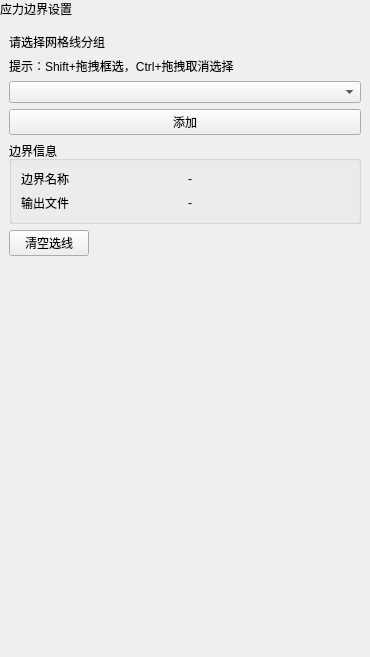
Qt form plugins/Base_Slover/StressBoundaryPage.ui (asd977/base_cae) before a commit.
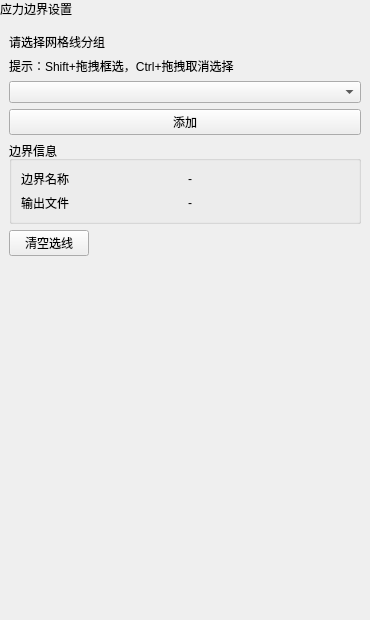
The same form after that commit. Custom widgets are drawn as their Qt base class.

```diff
--- a/plugins/Base_Slover/StressBoundaryPage.ui
+++ b/plugins/Base_Slover/StressBoundaryPage.ui
@@ -7,7 +7,7 @@
     <x>0</x>
     <y>0</y>
     <width>370</width>
-    <height>657</height>
+    <height>620</height>
    </rect>
   </property>
   <property name="windowTitle">
```
Left out of the diff: 3 changed lines with no effect on the pictures.
